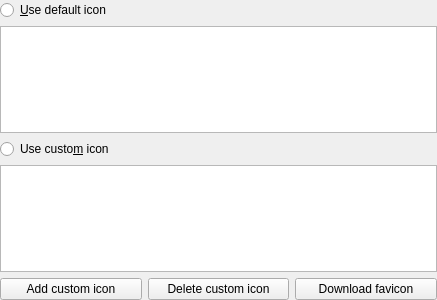
Before: the Qt Designer form src/gui/EditWidgetIcons.ui in keepassxreboot/keepassxc, drawn with Qt 5.
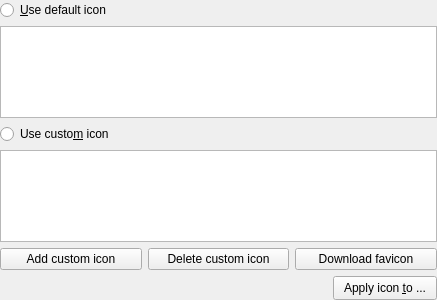
After: the same form once the commit is applied.

Commit message:
Allow setting group icons to children groups/entries (#3273)
* Add combo menu button to apply an icon to children

- allow more options to apply icons (child groups, child entries)
- extend tests in TestGroup (applying icons for groups/entries only)
- prevent blue folder icon being set for entries (on entry creation only)

* Do not show the combo menu button for entries

```diff
--- a/src/gui/EditWidgetIcons.ui
+++ b/src/gui/EditWidgetIcons.ui
@@ -112,6 +112,39 @@
      </item>
     </layout>
    </item>
+   <item>
+    <layout class="QHBoxLayout" name="applyToChildrenHorizontalLayout" stretch="0,0">
+     <item>
+      <spacer name="horizontalSpacer">
+       <property name="orientation">
+        <enum>Qt::Horizontal</enum>
+       </property>
+       <property name="sizeHint" stdset="0">
+        <size>
+         <width>0</width>
+         <height>0</height>
+        </size>
+       </property>
+      </spacer>
+     </item>
+     <item>
+      <widget class="QPushButton" name="applyIconToPushButton">
+       <property name="sizePolicy">
+        <sizepolicy hsizetype="Minimum" vsizetype="Fixed">
+         <horstretch>0</horstretch>
+         <verstretch>0</verstretch>
+        </sizepolicy>
+       </property>
+       <property name="styleSheet">
+        <string notr="true">padding: 4px 10px</string>
+       </property>
+       <property name="text">
+        <string>Apply icon &amp;to ...</string>
+       </property>
+      </widget>
+     </item>
+    </layout>
+   </item>
   </layout>
  </widget>
  <tabstops>
```
Left out of the diff: 3 changed lines with no effect on the pictures. The commit also changes 10 other files.
